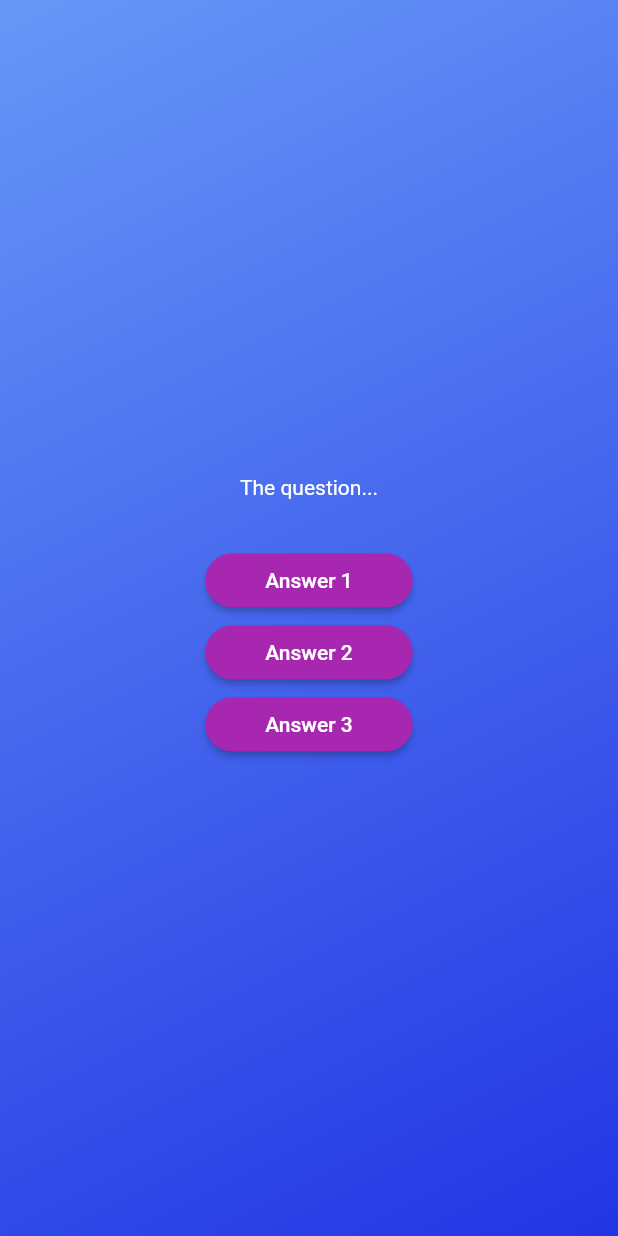
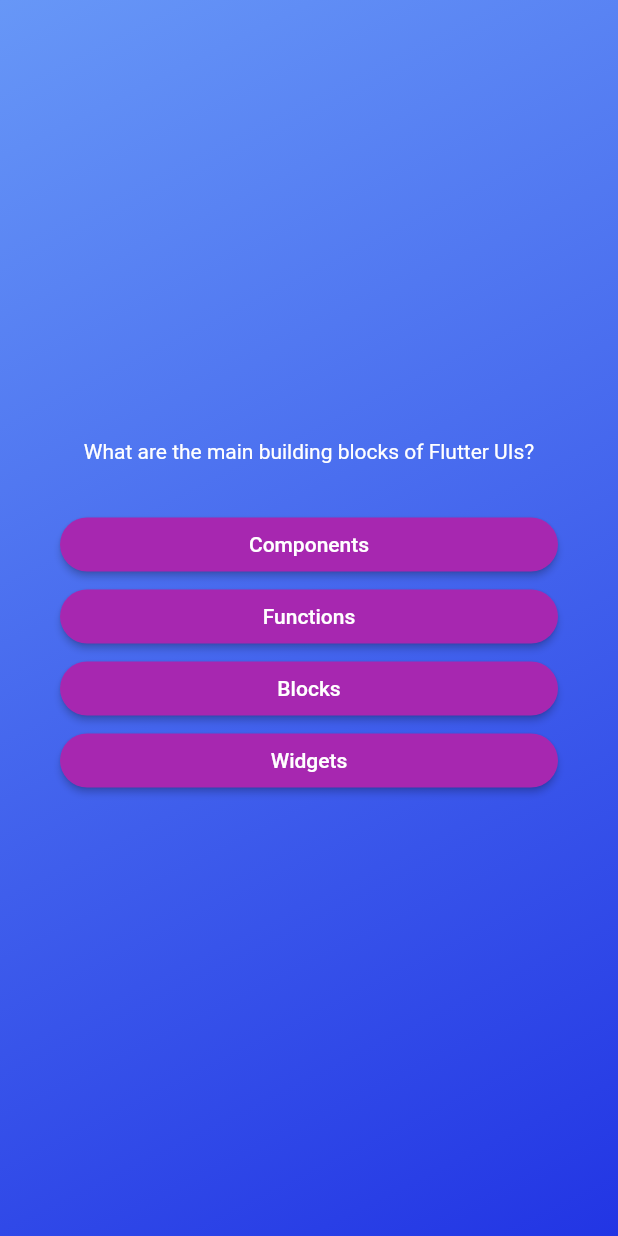
Before and after one commit to baafik/quiz_app, a Flutter app: the screen it shows after launch, after a tap on "Start Quiz", on a phone screen of 412 x 824 dp. Run offline on Flutter 3.47's test engine with Material 2 defaults, Android fonts, the phone set to English and light mode, and no system bars.

Commit message:
committing button changes

```diff
--- a/lib/models/quiz_question.dart
+++ b/lib/models/quiz_question.dart
@@ -3,4 +3,10 @@ class QuizQuestion {
 
   final String text;
   final List<String> answers;
+
+  List<String> getShuffledAnswers() {
+    final shuffledList = List.of(answers);
+    shuffledList.shuffle();
+    return shuffledList;
+  }
 }
--- a/lib/questions_screen.dart
+++ b/lib/questions_screen.dart
@@ -1,6 +1,7 @@
 import 'package:flutter/material.dart';
 
 import 'package:quiz_app/answer_buttons.dart';
+import 'package:quiz_app/data/questions.dart';
 
 class QuestionsScreen extends StatefulWidget {
   const QuestionsScreen({super.key});
@@ -14,31 +15,29 @@ class QuestionsScreen extends StatefulWidget {
 class _QuestionsScreenState extends State<QuestionsScreen> {
   @override
   Widget build(context) {
+    final currentQuestion = questions[0];
+
     return SizedBox(
       width: double.infinity,
-      child: Column(
-        mainAxisAlignment: MainAxisAlignment.center,
-        children: [
-          const Text('The question...',
-              style: TextStyle(
+      child: Container(
+        margin: EdgeInsets.all(40),
+        child: Column(
+          mainAxisAlignment: MainAxisAlignment.center,
+          crossAxisAlignment: CrossAxisAlignment.stretch,
+          children: [
+            Text(
+              currentQuestion.text,
+              style: const TextStyle(
                 color: Colors.white,
-              )),
-          const SizedBox(height: 30),
-          AnswerButton(
-            answerText: 'Answer 1',
-            onTap: () {},
-          ),
-          AnswerButton(
-            answerText: 'Answer 2',
-            onTap: () {},
-          ),
-          AnswerButton(
-            answerText: 'Answer 3',
-            onTap: () {},
-          ),
-          //Answer(),
-          //Answer(),
-        ],
+              ),
+              textAlign: TextAlign.center,
+            ),
+            const SizedBox(height: 30),
+            ...currentQuestion.getShuffledAnswers().map((answer) {
+              return AnswerButton(answerText: answer, onTap: () {});
+            })
+          ],
+        ),
       ),
     );
   }
```
